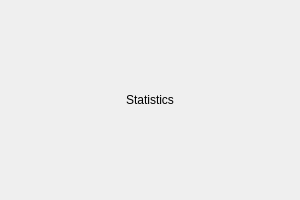
First picture: the form in App/gui/widgets/statistics.ui, repository hattaarshavin/PikselCat, before the edit.
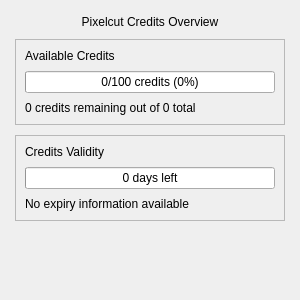
Second picture: the form after the edit.

Commit message: feat: Implement statistics widget with pixelcut credits overview and dynamic UI updates

Patch:
```diff
--- a/App/gui/widgets/statistics.ui
+++ b/App/gui/widgets/statistics.ui
@@ -7,7 +7,7 @@
     <x>0</x>
     <y>0</y>
     <width>300</width>
-    <height>200</height>
+    <height>300</height>
    </rect>
   </property>
   <property name="sizePolicy">
@@ -17,16 +17,128 @@
    </sizepolicy>
   </property>
   <layout class="QVBoxLayout" name="verticalLayout">
+   <property name="spacing">
+    <number>10</number>
+   </property>
+   <property name="leftMargin">
+    <number>15</number>
+   </property>
+   <property name="topMargin">
+    <number>15</number>
+   </property>
+   <property name="rightMargin">
+    <number>15</number>
+   </property>
+   <property name="bottomMargin">
+    <number>15</number>
+   </property>
    <item>
     <widget class="QLabel" name="label">
      <property name="text">
-      <string>Statistics</string>
+      <string>Pixelcut Credits Overview</string>
      </property>
      <property name="alignment">
       <set>Qt::AlignCenter</set>
      </property>
     </widget>
    </item>
+   <item>
+    <widget class="QFrame" name="creditsFrame">
+     <property name="frameShape">
+      <enum>QFrame::StyledPanel</enum>
+     </property>
+     <layout class="QVBoxLayout" name="creditsLayout">
+      <property name="spacing">
+       <number>8</number>
+      </property>
+      <item>
+       <widget class="QLabel" name="creditsLabel">
+        <property name="text">
+         <string>Available Credits</string>
+        </property>
+       </widget>
+      </item>
+      <item>
+       <widget class="QProgressBar" name="creditsProgressBar">
+        <property name="maximum">
+         <number>100</number>
+        </property>
+        <property name="value">
+         <number>0</number>
+        </property>
+        <property name="textVisible">
+         <bool>true</bool>
+        </property>
+        <property name="format">
+         <string>%v/%m credits (%p%)</string>
+        </property>
+       </widget>
+      </item>
+      <item>
+       <widget class="QLabel" name="creditsDetailLabel">
+        <property name="text">
+         <string>0 credits remaining out of 0 total</string>
+        </property>
+       </widget>
+      </item>
+     </layout>
+    </widget>
+   </item>
+   <item>
+    <widget class="QFrame" name="expiryFrame">
+     <property name="frameShape">
+      <enum>QFrame::StyledPanel</enum>
+     </property>
+     <layout class="QVBoxLayout" name="expiryLayout">
+      <property name="spacing">
+       <number>8</number>
+      </property>
+      <item>
+       <widget class="QLabel" name="expiryLabel">
+        <property name="text">
+         <string>Credits Validity</string>
+        </property>
+       </widget>
+      </item>
+      <item>
+       <widget class="QProgressBar" name="expiryProgressBar">
+        <property name="maximum">
+         <number>30</number>
+        </property>
+        <property name="value">
+         <number>0</number>
+        </property>
+        <property name="textVisible">
+         <bool>true</bool>
+        </property>
+        <property name="format">
+         <string>%v days left</string>
+        </property>
+       </widget>
+      </item>
+      <item>
+       <widget class="QLabel" name="expiryDetailLabel">
+        <property name="text">
+         <string>No expiry information available</string>
+        </property>
+       </widget>
+      </item>
+     </layout>
+    </widget>
+   </item>
+   <item>
+    <spacer name="verticalSpacer">
+     <property name="orientation">
+      <enum>Qt::Vertical</enum>
+     </property>
+     <property name="sizeHint" stdset="0">
+      <size>
+       <width>20</width>
+       <height>40</height>
+      </size>
+     </property>
+    </spacer>
+   </item>
   </layout>
  </widget>
  <resources/>
```
Left out of the diff: 2 changed lines with no effect on the pictures. The commit also changes 4 other files.
